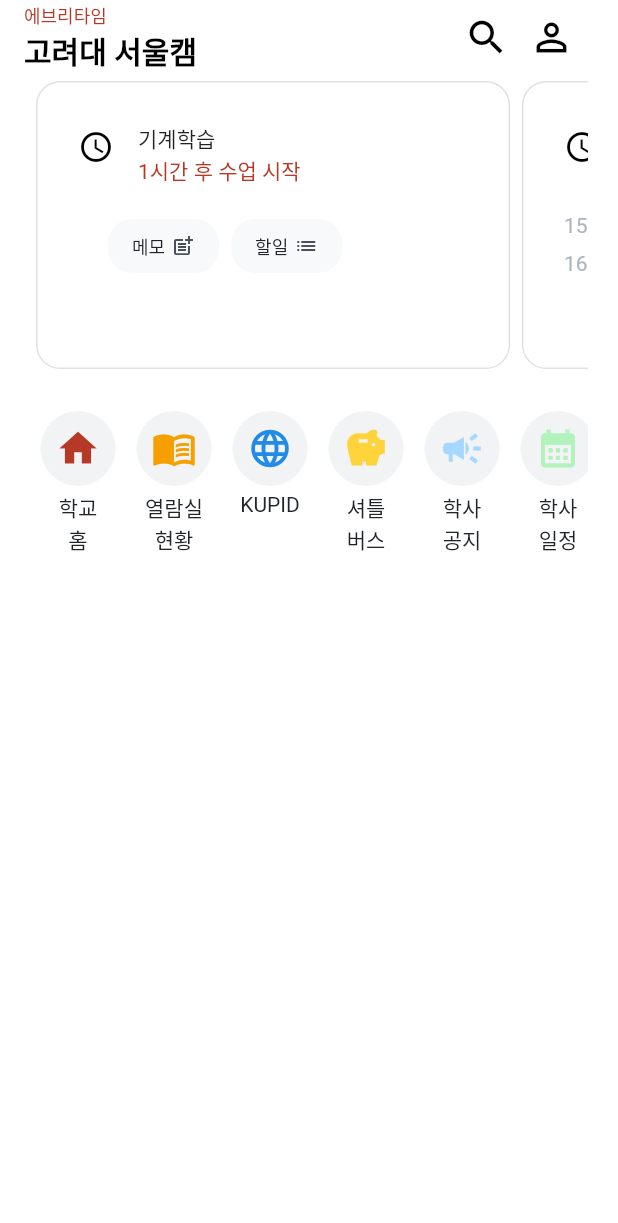
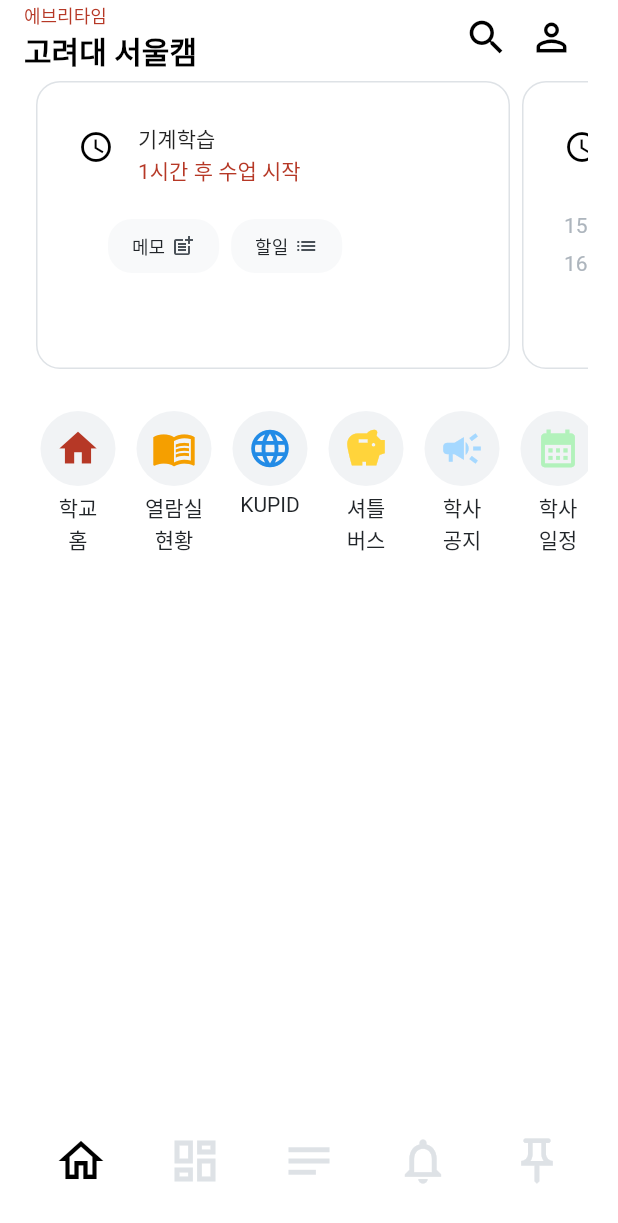
Before and after one commit to mobius29/everytime-clonecoding-flutter, a Flutter app: the screen it shows after launch, on a phone screen of 412 x 824 dp. Shown: the top 1223 px of the screen. Run offline on Flutter 3.47's test engine with Material 2 defaults, Android fonts, the phone set to English and light mode, and no system bars.

Commit message:
feat: add bottom navigation bar

```diff
--- a/lib/screens/home_screen.dart
+++ b/lib/screens/home_screen.dart
@@ -1,3 +1,4 @@
+import 'package:everytime_flutter/widgets/common/custom_navigation_bar.dart';
 import 'package:everytime_flutter/widgets/home/appbar.dart';
 import 'package:everytime_flutter/widgets/home/card_list.dart';
 import 'package:everytime_flutter/widgets/home/link_list.dart';
@@ -19,6 +20,7 @@ class HomeScreen extends StatelessWidget {
           ],
         ),
       ),
+      bottomNavigationBar: CustomNavigationBar(current_tab: "home"),
     );
   }
 }
--- /dev/null
+++ b/lib/widgets/common/custom_navigation_bar.dart
@@ -0,0 +1,58 @@
+import 'package:everytime_flutter/themes/color.dart';
+import 'package:flutter/material.dart';
+
+class CustomNavigationBar extends StatelessWidget {
+  const CustomNavigationBar({
+    Key? key,
+    required this.current_tab,
+  }) : super(key: key);
+
+  final String current_tab;
+
+  static const List<Map<String, dynamic>> tabs = [
+    {
+      "name": "home",
+      "icon": Icons.home_outlined,
+    },
+    {
+      "name": "board",
+      "icon": Icons.dashboard_outlined,
+    },
+    {
+      "name": "note",
+      "icon": Icons.notes_outlined,
+    },
+    {
+      "name": "notification",
+      "icon": Icons.notifications_outlined,
+    },
+    {
+      "name": "pin",
+      "icon": Icons.push_pin_outlined,
+    }
+  ];
+
+  @override
+  Widget build(BuildContext context) {
+    return SizedBox(
+      height: 100,
+      child: Container(
+        padding: const EdgeInsets.symmetric(horizontal: 36),
+        child: Row(
+          mainAxisAlignment: MainAxisAlignment.spaceBetween,
+          children: tabs
+              .map(
+                (tab) => Icon(
+                  tab["icon"],
+                  size: 36,
+                  color: current_tab == tab["name"]
+                      ? CustomColors.black
+                      : CustomColors.gray30,
+                ),
+              )
+              .toList(),
+        ),
+      ),
+    );
+  }
+}
```
